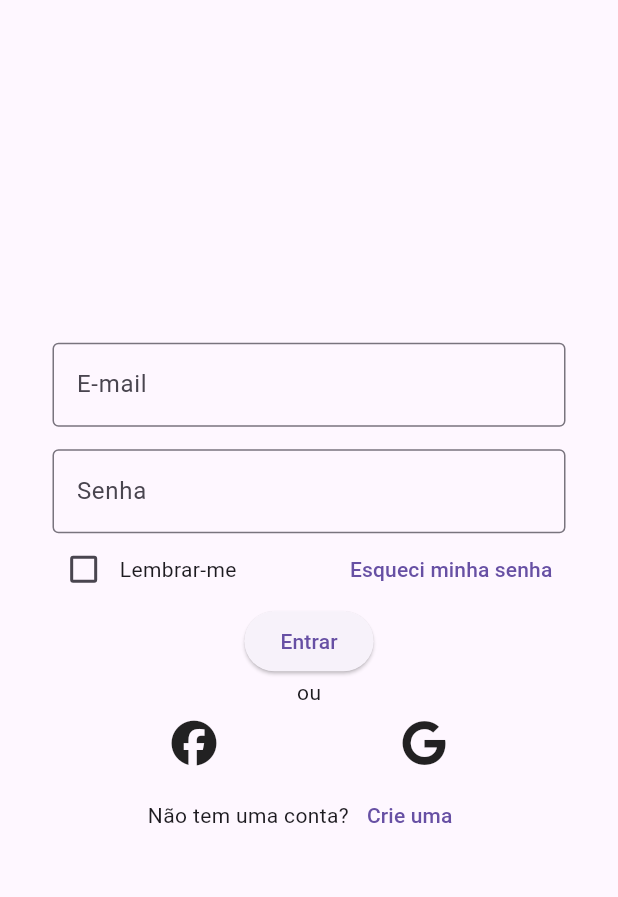
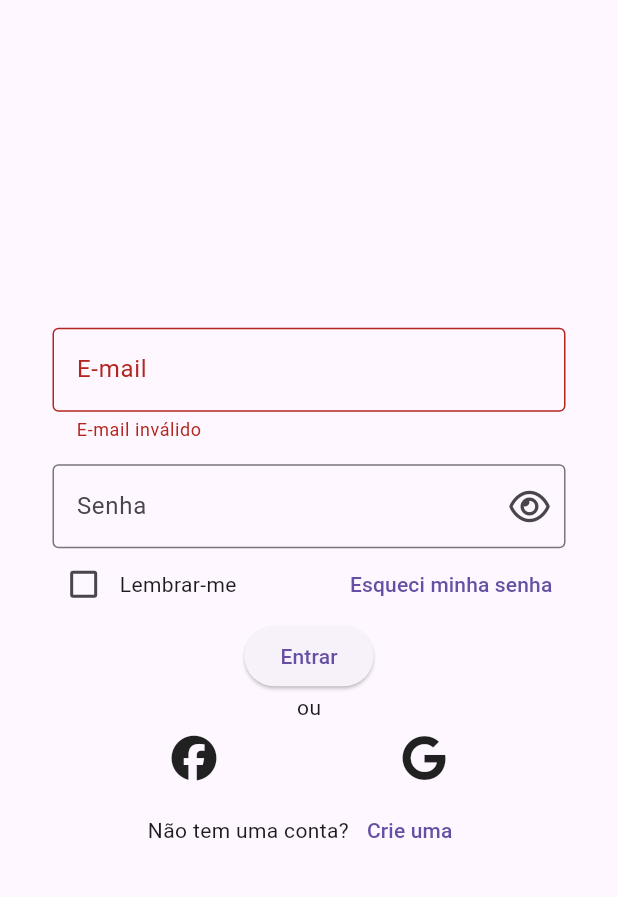
Before and after one commit to hericles-koelher/memento_studio, a Flutter app: the SignInPage screen opened by its route, after a tap on "Entrar", on a phone screen of 412 x 824 dp, the part 63-960 px from its top. Run offline on Flutter 3.47's test engine with Material 2 defaults, Android fonts, the phone set to English and light mode, and no system bars; our stand-ins replace bloc, copy_with_extension, firebase_auth, firebase_core, flutter_bloc, flutter_svg and 5 more; missing offline and left inert: flutter_facebook_auth, jdenticon_dart; accounts and stored records are empty.

```diff
--- a/app/lib/main.dart
+++ b/app/lib/main.dart
@@ -1,16 +1,5 @@
-import 'package:firebase_auth/firebase_auth.dart';
-import 'package:firebase_core/firebase_core.dart';
 import 'package:flutter/material.dart';
-import 'package:flutter_facebook_auth/flutter_facebook_auth.dart';
-import 'package:go_router/go_router.dart';
-import 'package:google_sign_in/google_sign_in.dart';
-import 'package:kiwi/kiwi.dart';
-import 'package:logger/logger.dart';
-import 'package:memento_studio/src/blocs.dart';
-import 'package:memento_studio/src/pages.dart';
-import 'package:memento_studio/src/utils/ms_theme.dart';
-
-import 'firebase_options.dart';
+import 'package:memento_studio/src/utils.dart';
 
 void main() async {
   WidgetsFlutterBinding.ensureInitialized();
@@ -20,69 +9,15 @@ void main() async {
   runApp(const MementoStudio());
 }
 
-Future<void> injectDependencies() async {
-  var kiwi = KiwiContainer();
-
-  var fbApp = await Firebase.initializeApp(
-    name: "Memento Studio",
-    options: DefaultFirebaseOptions.currentPlatform,
-  );
-
-  kiwi.registerInstance(AuthCubit(FirebaseAuth.instanceFor(app: fbApp)));
-  kiwi.registerInstance(Logger());
-
-  kiwi.registerSingleton(
-    (container) => GoogleSignIn(scopes: ["email", "profile"]),
-  );
-}
-
-final GoRouter _router = GoRouter(
-  routes: <GoRoute>[
-    GoRoute(
-        path: '/',
-        name: 'home',
-        builder: (BuildContext context, GoRouterState state) =>
-            const HomePage(),
-        routes: [
-          GoRoute(
-            path: 'explore',
-            name: 'explore',
-            builder: (BuildContext context, GoRouterState state) =>
-                const ExplorePage(),
-          ),
-          GoRoute(
-            path: 'my_account',
-            name: 'my_account',
-            builder: (BuildContext context, GoRouterState state) =>
-                const MyAccountPage(),
-          ),
-          GoRoute(
-            path: 'sign_in',
-            name: 'sign_in',
-            builder: (BuildContext context, GoRouterState state) =>
-                const SignInPage(),
-            routes: [
-              GoRoute(
-                path: 'sign_up',
-                name: 'sign_up',
-                builder: (BuildContext context, GoRouterState state) =>
-                    const SignUpPage(),
-              ),
-            ],
-          ),
-        ]),
-  ],
-);
-
 class MementoStudio extends StatelessWidget {
   const MementoStudio({Key? key}) : super(key: key);
 
   @override
   Widget build(BuildContext context) {
     return MaterialApp.router(
-      routeInformationProvider: _router.routeInformationProvider,
-      routeInformationParser: _router.routeInformationParser,
-      routerDelegate: _router.routerDelegate,
+      routeInformationProvider: MSRoutes.routeInformationProvider,
+      routeInformationParser: MSRoutes.routeInformationParser,
+      routerDelegate: MSRoutes.routerDelegate,
       title: 'Memento Studio',
       theme: MSTheme.light,
     );
--- a/app/lib/src/exceptions/m_s_auth_exception.dart
+++ b/app/lib/src/exceptions/m_s_auth_exception.dart
@@ -1,5 +1,6 @@
 import 'package:memento_studio/src/exceptions.dart';
 
+// TODO: Ajustar esses códigos aqui...
 enum MSAuthExceptionCode {
   invalidEmail,
   disableAccount,
--- a/app/lib/src/pages/sign_in_page.dart
+++ b/app/lib/src/pages/sign_in_page.dart
@@ -11,6 +11,7 @@ import 'package:memento_studio/src/utils.dart';
 
 import '../widgets.dart';
 
+// TODO: Salvar o endereço de email em algum local caso usuário selecione essa opção...
 class SignInPage extends StatefulWidget {
   const SignInPage({Key? key}) : super(key: key);
 
@@ -22,6 +23,10 @@ class _SignInPageState extends State<SignInPage> {
   final Logger _logger = KiwiContainer().resolve();
   final AuthCubit _authCubit = KiwiContainer().resolve();
   final GoogleSignIn _googleSignIn = KiwiContainer().resolve();
+  final _formKey = GlobalKey<FormState>();
+  final _emailController = TextEditingController();
+  final _passwordController = TextEditingController();
+  bool _obscurePasswordText = true;
   bool _remember = false;
 
   @override
@@ -44,6 +49,7 @@ class _SignInPageState extends State<SignInPage> {
                   children: [
                     Flexible(
                       child: Form(
+                        key: _formKey,
                         child: Column(
                           mainAxisSize: MainAxisSize.min,
                           children: [
@@ -52,20 +58,45 @@ class _SignInPageState extends State<SignInPage> {
                                 horizontal: kHorizontalPadding,
                               ),
                               child: TextFormField(
+                                controller: _emailController,
                                 decoration: const InputDecoration(
                                   labelText: "E-mail",
                                   border: OutlineInputBorder(),
                                 ),
+                                validator: (email) {
+                                  if (email == null ||
+                                      !Validator.isEmail(email)) {
+                                    return "E-mail inválido";
+                                  }
+
+                                  return null;
+                                },
                               ),
                             ),
                             const SizedBox(height: 15),
                             Padding(
                               padding: const EdgeInsets.symmetric(
-                                  horizontal: kHorizontalPadding),
+                                horizontal: kHorizontalPadding,
+                              ),
                               child: TextFormField(
-                                decoration: const InputDecoration(
+                                controller: _passwordController,
+                                obscureText: _obscurePasswordText,
+                                decoration: InputDecoration(
                                   labelText: "Senha",
-                                  border: OutlineInputBorder(),
+                                  border: const OutlineInputBorder(),
+                                  suffixIcon: IconButton(
+                                    onPressed: () {
+                                      setState(() {
+                                        _obscurePasswordText =
+                                            !_obscurePasswordText;
+                                      });
+                                    },
+                                    icon: FaIcon(
+                                      _obscurePasswordText
+                                          ? FontAwesomeIcons.eye
+                                          : FontAwesomeIcons.eyeSlash,
+                                    ),
+                                  ),
                                 ),
                               ),
                             ),
@@ -97,7 +128,20 @@ class _SignInPageState extends State<SignInPage> {
                               ],
                             ),
                             ElevatedButton(
-                                onPressed: () {}, child: const Text("Entrar")),
+                              onPressed: () {
+                                if (_formKey.currentState!.validate()) {
+                                  _logger.i("Formulário de login válido.");
+
+                                  _authCubit.signInWithCredential(
+                                    Credential.fromEmail(
+                                      email: _emailController.text,
+                                      password: _passwordController.text,
+                                    ),
+                                  );
+                                }
+                              },
+                              child: const Text("Entrar"),
+                            ),
                           ],
                         ),
                       ),
@@ -169,11 +213,11 @@ class _SignInPageState extends State<SignInPage> {
                       child: Row(
                         mainAxisAlignment: MainAxisAlignment.center,
                         children: [
-                          Text("Não tem uma conta?"),
+                          const Text("Não tem uma conta?"),
                           TextButton(
                             onPressed: () =>
                                 GoRouter.of(context).goNamed("sign_up"),
-                            child: Text("Crie uma"),
+                            child: const Text("Crie uma"),
                           ),
                         ],
                       ),
@@ -185,4 +229,12 @@ class _SignInPageState extends State<SignInPage> {
       ),
     );
   }
+
+  @override
+  void dispose() {
+    _emailController.dispose();
+    _passwordController.dispose();
+
+    super.dispose();
+  }
 }
--- a/app/lib/src/utils.dart
+++ b/app/lib/src/utils.dart
@@ -1,3 +1,6 @@
 export 'utils/ms_theme.dart';
 export 'utils/fake_data.dart';
 export 'utils/constants.dart';
+export 'utils/validator.dart';
+export 'utils/inject.dart';
+export 'utils/routes.dart';
--- /dev/null
+++ b/app/lib/src/utils/inject.dart
@@ -0,0 +1,24 @@
+import 'package:firebase_auth/firebase_auth.dart';
+import 'package:firebase_core/firebase_core.dart';
+import 'package:google_sign_in/google_sign_in.dart';
+import 'package:kiwi/kiwi.dart';
+import 'package:logger/logger.dart';
+
+import '../../firebase_options.dart';
+import '../blocs.dart';
+
+Future<void> injectDependencies() async {
+  var kiwi = KiwiContainer();
+
+  var fbApp = await Firebase.initializeApp(
+    name: "Memento Studio",
+    options: DefaultFirebaseOptions.currentPlatform,
+  );
+
+  kiwi.registerInstance(AuthCubit(FirebaseAuth.instanceFor(app: fbApp)));
+  kiwi.registerInstance(Logger());
+
+  kiwi.registerSingleton(
+    (container) => GoogleSignIn(scopes: ["email", "profile"]),
+  );
+}
--- /dev/null
+++ b/app/lib/src/utils/routes.dart
@@ -0,0 +1,53 @@
+import 'package:flutter/widgets.dart';
+import 'package:go_router/go_router.dart';
+
+import '../pages.dart';
+
+abstract class MSRoutes {
+  static final GoRouter _router = GoRouter(
+    routes: <GoRoute>[
+      GoRoute(
+        path: '/',
+        name: 'home',
+        builder: (BuildContext context, GoRouterState state) =>
+            const HomePage(),
+        routes: [
+          GoRoute(
+            path: 'explore',
+            name: 'explore',
+            builder: (BuildContext context, GoRouterState state) =>
+                const ExplorePage(),
+          ),
+          GoRoute(
+            path: 'my_account',
+            name: 'my_account',
+            builder: (BuildContext context, GoRouterState state) =>
+                const MyAccountPage(),
+          ),
+          GoRoute(
+            path: 'sign_in',
+            name: 'sign_in',
+            builder: (BuildContext context, GoRouterState state) =>
+                const SignInPage(),
+            routes: [
+              GoRoute(
+                path: 'sign_up',
+                name: 'sign_up',
+                builder: (BuildContext context, GoRouterState state) =>
+                    const SignUpPage(),
+              ),
+            ],
+          ),
+        ],
+      ),
+    ],
+  );
+
+  static RouteInformationProvider get routeInformationProvider =>
+      _router.routeInformationProvider;
+
+  static RouteInformationParser<Object> get routeInformationParser =>
+      _router.routeInformationParser;
+
+  static RouterDelegate<Object> get routerDelegate => _router.routerDelegate;
+}
--- /dev/null
+++ b/app/lib/src/utils/validator.dart
@@ -0,0 +1,13 @@
+abstract class Validator {
+  static final _emailRegex = RegExp(
+    r"^\w+([\.-]?\w+)*@\w+([\.-]?\w+)*(\.\w{2,3})+$",
+  );
+
+  static final _nameRegex = RegExp(
+    r"(([A-Z]\.?\s?)*([A-Za-z]+\.?'?\s?)+([A-Z]\.?\s?[a-z]*)*)",
+  );
+
+  static bool isEmail(String email) => _emailRegex.hasMatch(email);
+
+  static bool isName(String name) => _nameRegex.hasMatch(name);
+}
--- a/app/lib/src/widgets/ms_drawer.dart
+++ b/app/lib/src/widgets/ms_drawer.dart
@@ -23,14 +23,12 @@ class MSDrawer extends StatelessWidget {
 
         return Drawer(
           child: Column(
-            // padding: EdgeInsets.zero,
             children: [
               DrawerHeader(
                 child: Column(
                   mainAxisAlignment: MainAxisAlignment.center,
                   crossAxisAlignment: CrossAxisAlignment.start,
                   children: [
-                    // const Spacer(),
                     Expanded(
                       flex: 4,
                       child: SvgPicture.string(
@@ -40,7 +38,6 @@ class MSDrawer extends StatelessWidget {
                         ),
                       ),
                     ),
-                    // const Spacer(),
                     Text("Olá $username"),
                   ],
                 ),
@@ -63,8 +60,8 @@ class MSDrawer extends StatelessWidget {
                 ),
               if (state is Authenticated)
                 ListTile(
-                  title: Text("Minha Conta"),
-                  leading: Icon(Icons.person),
+                  title: const Text("Minha Conta"),
+                  leading: const Icon(Icons.person),
                   onTap: () => GoRouter.of(context).goNamed("my_account"),
                 ),
               ListTile(
```
